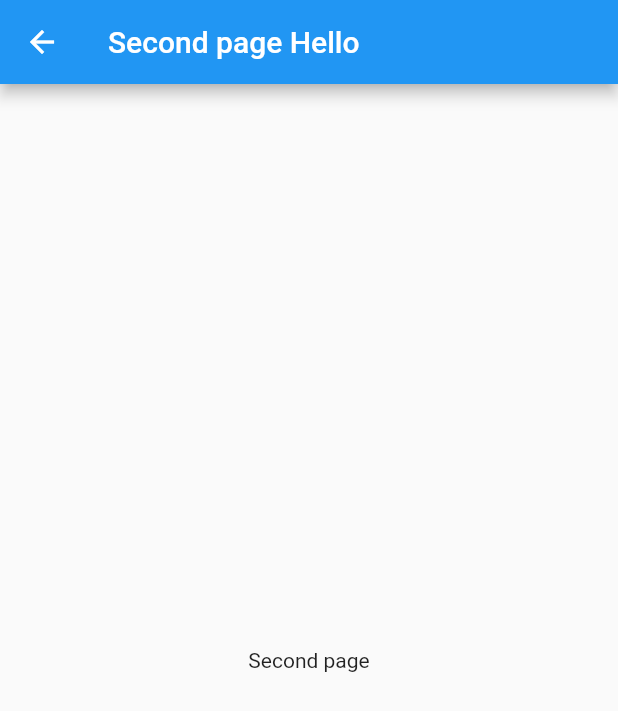
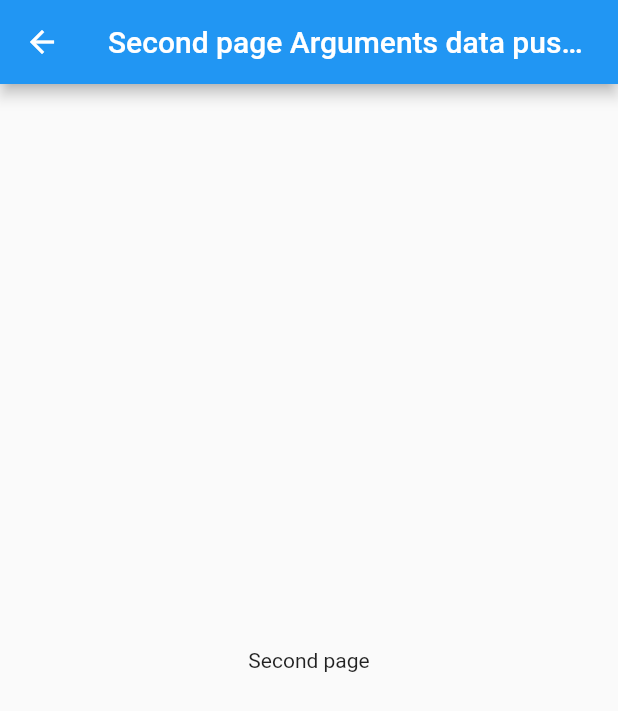
Before and after one commit to andriimaryskevych/lecture-5_navigation, a Flutter app: the screen it shows after launch, after a tap on the "add" icon, on a phone screen of 412 x 824 dp. Shown: the top 711 px of the screen. Run offline on Flutter 3.47's test engine with Material 2 defaults, Android fonts, the phone set to English and light mode, and no system bars.

Commit message:
Page named arguments

```diff
--- a/lib/pages/first_page.dart
+++ b/lib/pages/first_page.dart
@@ -30,16 +30,23 @@ class _MyHomePageState extends State<MyHomePage> {
       ),
       floatingActionButton: FloatingActionButton(
         onPressed: () {
-          Navigator.of(context).push(MaterialPageRoute(
-            builder: (_) {
-              return SecondPage(
-                message: 'Hello',
-              );
-            },
-            settings: RouteSettings(
-              arguments: 'Arguments Data',
+          // Navigator.of(context).push(MaterialPageRoute(
+          //   builder: (_) {
+          //     return SecondPage(
+          //       message: 'Hello',
+          //     );
+          //   },
+          //   settings: RouteSettings(
+          //     arguments: 'Arguments Data',
+          //   ),
+          // ));
+
+          Navigator.of(context).pushNamed(
+            secondPage,
+            arguments: SecondPageArguments(
+              message: 'Arguments data push named',
             ),
-          ));
+          );
         },
         tooltip: 'Increment',
         child: Icon(Icons.add),
--- a/lib/pages/second_page.dart
+++ b/lib/pages/second_page.dart
@@ -1,22 +1,40 @@
 import 'package:flutter/material.dart';
 
-class SecondPage extends StatelessWidget {
+class SecondPageArguments {
   final String message;
+  final int? pageNumber;
+
+  SecondPageArguments({
+    required this.message,
+    this.pageNumber,
+  });
+}
+
+class SecondPage extends StatefulWidget {
+  final SecondPageArguments arguments;
 
   SecondPage({
     Key? key,
-    required this.message,
+    required this.arguments,
   }) : super(key: key);
 
   @override
+  _SecondPageState createState() => _SecondPageState();
+}
+
+class _SecondPageState extends State<SecondPage> {
+  @override
+  void initState() {
+    super.initState();
+
+    print(widget.arguments.message);
+  }
+
+  @override
   Widget build(BuildContext context) {
-    final arguments = ModalRoute.of(context)!.settings.arguments;
-
-    print(arguments.toString());
-
     return Scaffold(
       appBar: AppBar(
-        title: Text('Second page $message'),
+        title: Text('Second page ${widget.arguments.message}'),
       ),
       body: Center(
         child: Column(
--- a/lib/route_generator.dart
+++ b/lib/route_generator.dart
@@ -6,6 +6,7 @@ import 'package:navigation_app/routes.dart';
 class RouteGenerator {
   static Route<dynamic>? onGenerateRoute(RouteSettings settings) {
     final String? name = settings.name;
+    final Object? arguments = settings.arguments;
 
     if (name == null) {
       return RouteGenerator.onUnknownRoute(settings);
@@ -20,7 +21,7 @@ class RouteGenerator {
       case secondPage:
         return MaterialPageRoute(
           builder: (_) => SecondPage(
-            message: 'Hello',
+            arguments: arguments as SecondPageArguments,
           ),
         );
 
```
